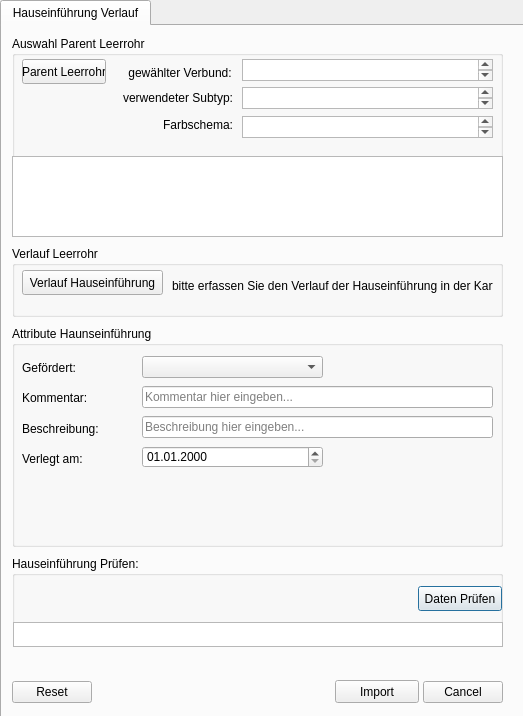
geoKjack/Toolbox_SiegeleCO, file tools/hauseinfuehrung_verlegen/hauseinfuehrung_verlegen_dialog_base.ui: the form before one commit.
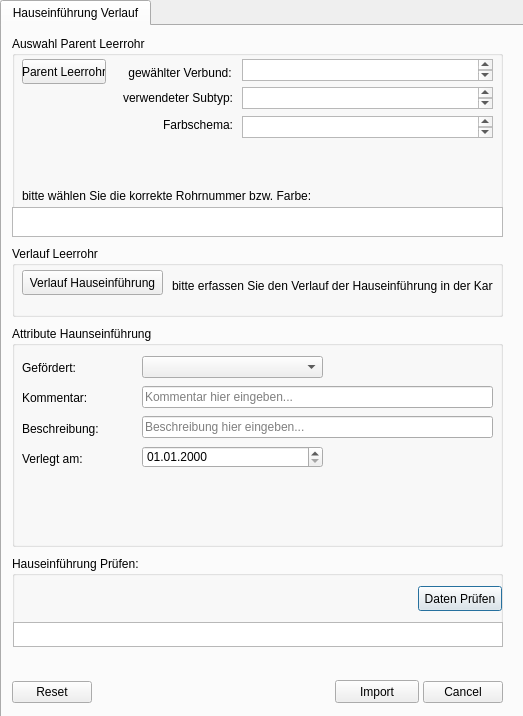
The form after the commit. Custom widgets are drawn as their Qt base class.

Patch:
```diff
--- a/tools/hauseinfuehrung_verlegen/hauseinfuehrung_verlegen_dialog_base.ui
+++ b/tools/hauseinfuehrung_verlegen/hauseinfuehrung_verlegen_dialog_base.ui
@@ -318,9 +318,9 @@
       <property name="geometry">
        <rect>
         <x>0</x>
-        <y>120</y>
+        <y>171</y>
         <width>491</width>
-        <height>81</height>
+        <height>30</height>
        </rect>
       </property>
      </widget>
@@ -376,6 +376,19 @@
        </rect>
       </property>
      </widget>
+     <widget class="QLabel" name="label_12">
+      <property name="geometry">
+       <rect>
+        <x>10</x>
+        <y>150</y>
+        <width>321</width>
+        <height>20</height>
+       </rect>
+      </property>
+      <property name="text">
+       <string>bitte wählen Sie die korrekte Rohrnummer bzw. Farbe:</string>
+      </property>
+     </widget>
     </widget>
     <zorder>groupBox_3</zorder>
     <zorder>button_box</zorder>
```
